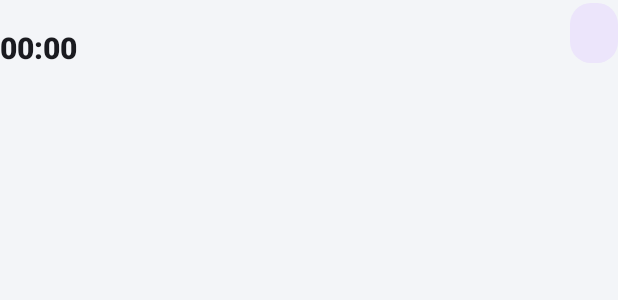
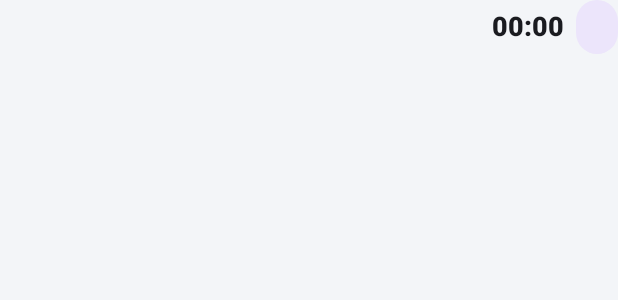
Before and after one commit to leecornell0131-ux/babylog, an Android app: the layout notif_live_small.xml on its own in the app's theme, with its tools: preview values and no code run, on a phone screen of 412 x 824 dp. Shown: the top 300 px of the screen. Run offline under Robolectric (Android 15) with nearby library versions, the phone set to English and light mode, and no system bars.

Commit message:
접힌 알림은 한 줄로: 큰 글씨 설정에서도 48dp 안에 들어가게
Co-Authored-By: Claude Opus 5.5 (1M context) <noreply@anthropic.com>
Claude-Session: https://claude.ai/code/session_01WxQuJfCoNZS1atzRGJ1d5a

```diff
--- a/android-app/app/src/main/res/layout/notif_live_small.xml
+++ b/android-app/app/src/main/res/layout/notif_live_small.xml
@@ -1,21 +1,17 @@
 <?xml version="1.0" encoding="utf-8"?>
-<!-- 잠금화면·알림창 진행 중 타이머 (접힌 모양): 왼쪽 제목·시간, 오른쪽 버튼 -->
+<!-- 잠금화면·알림창 진행 중 타이머 (접힌 모양): 한 줄에 제목·시간, 오른쪽 버튼.
+     접힌 알림은 48dp까지라 글씨를 크게 해도 넘치지 않게 한 줄로 둠 -->
 <LinearLayout xmlns:android="http://schemas.android.com/apk/res/android"
     android:layout_width="match_parent"
     android:layout_height="wrap_content"
     android:gravity="center_vertical"
     android:orientation="horizontal">
 
-    <LinearLayout
+    <TextView
+        android:id="@+id/n_title"
         android:layout_width="0dp"
         android:layout_height="wrap_content"
         android:layout_weight="1"
-        android:orientation="vertical">
-
-        <TextView
-            android:id="@+id/n_title"
-            android:layout_width="wrap_content"
-            android:layout_height="wrap_content"
         android:includeFontPadding="false"
         android:maxLines="1"
         android:ellipsize="end"
@@ -27,23 +23,24 @@
         android:id="@+id/n_timer"
         android:layout_width="wrap_content"
         android:layout_height="wrap_content"
-            android:layout_marginTop="2dp"
+        android:layout_marginStart="6dp"
         android:includeFontPadding="false"
+        android:maxLines="1"
         android:textAppearance="@android:style/TextAppearance.Material.Notification.Title"
-            android:textSize="20sp"
+        android:textSize="18sp"
         android:textStyle="bold" />
-    </LinearLayout>
 
     <TextView
         android:id="@+id/n_btn"
         android:layout_width="wrap_content"
-        android:layout_height="40dp"
+        android:layout_height="36dp"
         android:layout_marginStart="8dp"
         android:background="@drawable/btn_sleep"
         android:gravity="center"
-        android:paddingStart="16dp"
-        android:paddingEnd="16dp"
+        android:maxLines="1"
+        android:paddingStart="14dp"
+        android:paddingEnd="14dp"
         android:textColor="@color/widget_ink"
-        android:textSize="16sp"
+        android:textSize="15sp"
         android:textStyle="bold" />
 </LinearLayout>
```
Lines whose indentation alone changed are shown as unchanged.
